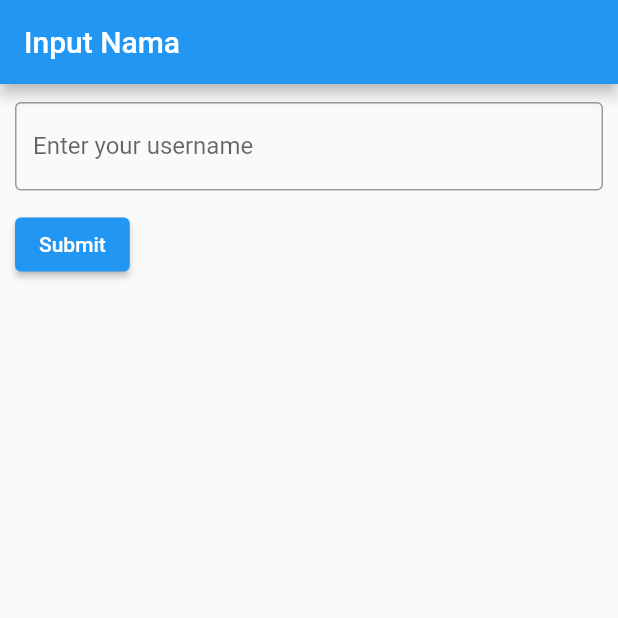
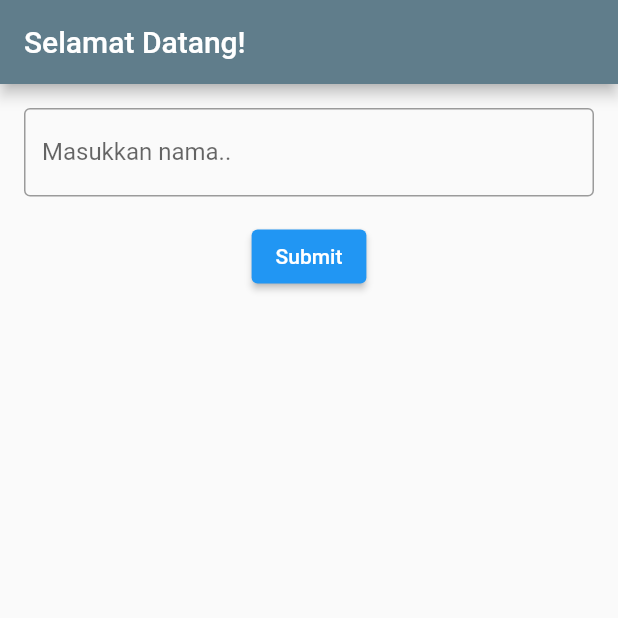
Before and after one commit to adventiagea/UnjukKeterampilan, a Flutter app: the screen it shows after launch, on a phone screen of 412 x 824 dp, the top half of it. Run offline on Flutter 3.47's test engine with Material 2 defaults, Android fonts, the phone set to English and light mode, and no system bars; our stand-ins replace animated_splash_screen, page_transition.

Commit message:
Pembaharuan UI Input Nama dan Splash Screen

```diff
--- a/lib/input_name_screen.dart
+++ b/lib/input_name_screen.dart
@@ -1,82 +1,77 @@
 import 'package:flutter/material.dart';
+import 'package:unjuk_keterampilan_adventia/main.dart';
 
-class InputName extends StatelessWidget {
-  const InputName({super.key});
+class MyApp extends StatelessWidget {
+  const MyApp({super.key});
 
   @override
   Widget build(BuildContext context) {
-    const appTitle = 'Input Nama';
-
-    return MaterialApp(
-      title: appTitle,
-      home: Scaffold(
-        appBar: AppBar(
-          title: const Text(appTitle),
-        ),
-        body: const MyCustomForm(),
-      ),
+    return const MaterialApp(
+      title: 'Input nama',
+      home: MyCustomForm(),
     );
   }
 }
 
-// Create a Form widget.
+
 class MyCustomForm extends StatefulWidget {
   const MyCustomForm({super.key});
 
   @override
-  MyCustomFormState createState() {
-    return MyCustomFormState();
-  }
+  State<MyCustomForm> createState() => _MyCustomFormState();
 }
 
-// Create a corresponding State class.
-// This class holds data related to the form.
-class MyCustomFormState extends State<MyCustomForm> {
-  // Create a global key that uniquely identifies the Form widget
-  // and allows validation of the form.
-  //
-  // Note: This is a GlobalKey<FormState>,
-  // not a GlobalKey<MyCustomFormState>.
-  final _formKey = GlobalKey<FormState>();
+var hour = DateTime.now().hour;
+
+customBackgroundColor() {
+  if (hour < 4) {
+    return Colors.black;
+  }
+  if (hour < 15) {
+    return Colors.blueGrey;
+  }
+  if (hour < 18) {
+    return Colors.deepOrangeAccent;
+  }
+  return Colors.black;
+}
+
+class _MyCustomFormState extends State<MyCustomForm> {
+  final myController = TextEditingController();
+
+  @override
+  void dispose() {
+    myController.dispose();
+    super.dispose();
+  }
 
   @override
   Widget build(BuildContext context) {
-    // Build a Form widget using the _formKey created above.
-    return Form(
-      key: _formKey,
-      child: Column(
-        crossAxisAlignment: CrossAxisAlignment.start,
-        children: <Widget>[
+    return Scaffold(
+      appBar: AppBar(
+        title: const Text('Selamat Datang!'),
+        backgroundColor: customBackgroundColor(),
+      ),
+      body:
+      Column(children: [
         Padding(
-            padding: const EdgeInsets.symmetric(horizontal: 10, vertical: 12),
-            child: TextFormField(
-
-            // The validator receives the text that the user has entered.
-            validator: (value) {
-              if (value == null || value.isEmpty) {
-                return 'Please enter some text';
-              }
-              return null;
-            },
+          padding: const EdgeInsets.all(16),
+          child: TextField(
             decoration: const InputDecoration(
               border: OutlineInputBorder(),
-              labelText: 'Enter your username',
-            )
+              labelText: 'Masukkan nama..',
+            ),
+            controller: myController,
           ),
          ),
-
         Padding(
           padding: const EdgeInsets.symmetric(horizontal: 10),
           child: ElevatedButton(
             onPressed: () {
-                // Validate returns true if the form is valid, or false otherwise.
-                if (_formKey.currentState!.validate()) {
-                  // If the form is valid, display a snackbar. In the real world,
-                  // you'd often call a server or save the information in a database.
-                  ScaffoldMessenger.of(context).showSnackBar(
-                    const SnackBar(content: Text('Processing Data')),
+            Navigator.push(
+                context,
+                MaterialPageRoute(builder: (context) => SplashScreen(name: myController.text,)),
               );
-                }
             },
             child: const Text('Submit'),
           ),
--- a/lib/main.dart
+++ b/lib/main.dart
@@ -1,11 +1,11 @@
+
 import 'package:animated_splash_screen/animated_splash_screen.dart';
 import 'package:flutter/material.dart';
 import 'package:page_transition/page_transition.dart';
 import 'package:unjuk_keterampilan_adventia/input_name_screen.dart';
+import 'package:unjuk_keterampilan_adventia/welcome_splash.dart';
 
-void main() {
-  runApp(SplashScreen());
-}
+void main() => runApp(const MaterialApp(home: MyApp(),));
 
 var hour = DateTime.now().hour;
 String greeting() {
@@ -30,41 +30,43 @@
 
 logoSplash() {
   if (hour < 4) {
-    return
-    Icon(
+    return Icon(
       Icons.mode_night,
       color: Colors.blue.shade400,
-      size: 30,
+      size: 20,
     );
   }
   if (hour < 18) {
-    return
-    const Icon(
+    return const Icon(
       Icons.sunny,
       color: Colors.white,
-      size: 30,
+      size: 20,
     );
   }
 
   return Icon(
-      Icons.mode_night,
-      color: Colors.blue.shade400,
-      size: 30,
-    );
+    Icons.mode_night,
+    color: Colors.blue.shade400,
+    size: 20,
+  );
 }
 
 customBackgroundColor() {
   if (hour < 4) {
     return Colors.black;
   }
+  if (hour < 15) {
+    return Colors.blueGrey;
+  }
   if (hour < 18) {
-    return Colors.blueGrey;
+    return Colors.deepOrangeAccent;
   }
   return Colors.black;
 }
 
 class SplashScreen extends StatelessWidget {
-  SplashScreen({super.key});
+  SplashScreen({super.key, required this.name});
+  final String name;
   final greetingText = greeting();
   final logo = logoSplash();
   final customBackground = customBackgroundColor();
@@ -74,21 +76,26 @@
     return MaterialApp(
         title: 'My Splash Screen',
         home: AnimatedSplashScreen(
+            centered: true,
             duration: 5000,
-            splash:
-            Column(
+            splash: Column(
               children: [
                 logo,
                 Text(
-                  greetingText,
-                  style: const TextStyle(fontSize: 40, fontWeight: FontWeight.bold, color: Colors.white),
+                  textAlign: TextAlign.center,
+                  "$greetingText $name",
+                  style: const TextStyle(
+                      fontSize: 20,
+                      fontWeight: FontWeight.bold,
+                      color: Colors.white),
                 ),
+
               ],
-
             ),
-            nextScreen: const InputName(),
+            nextScreen: Welcome(),
             splashTransition: SplashTransition.fadeTransition,
             pageTransitionType: PageTransitionType.fade,
-            backgroundColor: customBackground));
+            backgroundColor: customBackground)
+            );
   }
 }
--- a/pubspec.yaml
+++ b/pubspec.yaml
@@ -66,8 +66,8 @@ flutter:
   uses-material-design: true
 
   # To add assets to your application, add an assets section, like this:
-  # assets:
-  #   - images/a_dot_burr.jpeg
+  assets:
+    - images/bmi.jpg
   #   - images/a_dot_ham.jpeg
 
   # An image asset can refer to one or more resolution-specific "variants", see
```
Also changed, not shown: lib/welcome_splash.dart (added, +56 -0 lines), 1 other file. Lines whose indentation alone changed are shown as unchanged.
